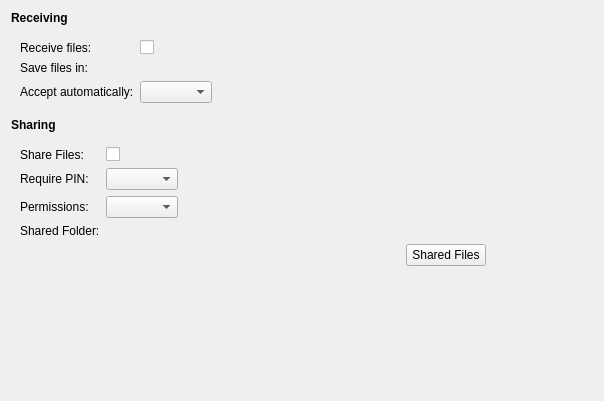
Old version of the form bluedevil/src/kcmodule/transfer.ui in the repository fluxer/kde-extraapps.
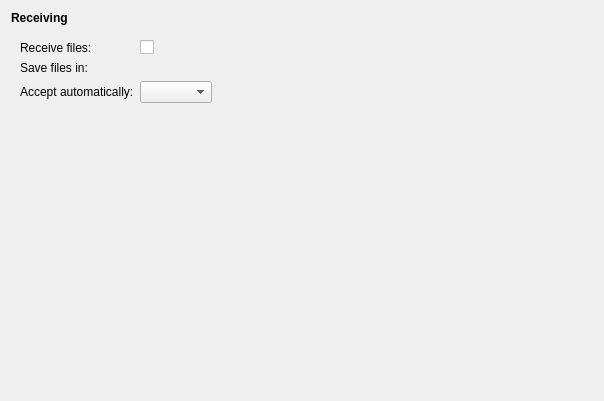
New version of the form. Custom widgets are drawn as their Qt base class.

```diff
--- a/bluedevil/src/kcmodule/transfer.ui
+++ b/bluedevil/src/kcmodule/transfer.ui
@@ -101,121 +101,6 @@
      </layout>
     </widget>
    </item>
-   <item>
-    <widget class="QLabel" name="label_8">
-     <property name="text">
-      <string>&lt;b&gt;Sharing&lt;/b&gt;</string>
-     </property>
-    </widget>
-   </item>
-   <item>
-    <widget class="QWidget" name="gridWidget2" native="true">
-     <layout class="QFormLayout" name="formLayout_2">
-      <property name="fieldGrowthPolicy">
-       <enum>QFormLayout::ExpandingFieldsGrow</enum>
-      </property>
-      <item row="0" column="0">
-       <widget class="QLabel" name="label_4">
-        <property name="text">
-         <string>Share Files:</string>
-        </property>
-        <property name="alignment">
-         <set>Qt::AlignLeading|Qt::AlignLeft|Qt::AlignVCenter</set>
-        </property>
-        <property name="buddy">
-         <cstring>kcfg_shareEnabled</cstring>
-        </property>
-       </widget>
-      </item>
-      <item row="0" column="1">
-       <widget class="QCheckBox" name="kcfg_shareEnabled">
-        <property name="text">
-         <string/>
-        </property>
-       </widget>
-      </item>
-      <item row="1" column="0">
-       <widget class="QLabel" name="label_5">
-        <property name="text">
-         <string>Require PIN:</string>
-        </property>
-        <property name="alignment">
-         <set>Qt::AlignLeading|Qt::AlignLeft|Qt::AlignVCenter</set>
-        </property>
-       </widget>
-      </item>
-      <item row="1" column="1">
-       <widget class="QComboBox" name="kcfg_requirePin"/>
-      </item>
-      <item row="2" column="0">
-       <widget class="QLabel" name="label_6">
-        <property name="text">
-         <string>Permissions:</string>
-        </property>
-        <property name="alignment">
-         <set>Qt::AlignLeading|Qt::AlignLeft|Qt::AlignVCenter</set>
-        </property>
-       </widget>
-      </item>
-      <item row="2" column="1">
-       <widget class="QComboBox" name="kcfg_allowWrite"/>
-      </item>
-      <item row="5" column="1">
-       <layout class="QHBoxLayout" name="horizontalLayout">
-        <item>
-         <spacer name="horizontalSpacer">
-          <property name="orientation">
-           <enum>Qt::Horizontal</enum>
-          </property>
-          <property name="sizeType">
-           <enum>QSizePolicy::Fixed</enum>
-          </property>
-          <property name="sizeHint" stdset="0">
-           <size>
-            <width>300</width>
-            <height>20</height>
-           </size>
-          </property>
-         </spacer>
-        </item>
-        <item>
-         <widget class="KPushButton" name="sharedFiles">
-          <property name="text">
-           <string>Shared Files</string>
-          </property>
-         </widget>
-        </item>
-       </layout>
-      </item>
-      <item row="4" column="1">
-       <widget class="KUrlRequester" name="kcfg_rootFolder">
-        <property name="sizePolicy">
-         <sizepolicy hsizetype="Fixed" vsizetype="Fixed">
-          <horstretch>0</horstretch>
-          <verstretch>0</verstretch>
-         </sizepolicy>
-        </property>
-        <property name="minimumSize">
-         <size>
-          <width>400</width>
-          <height>0</height>
-         </size>
-        </property>
-        <property name="mode">
-         <set>KFile::Directory|KFile::ExistingOnly|KFile::LocalOnly</set>
-        </property>
-       </widget>
-      </item>
-      <item row="4" column="0">
-       <widget class="QLabel" name="label_9">
-        <property name="text">
-         <string>Shared Folder:</string>
-        </property>
-       </widget>
-      </item>
-     </layout>
-    </widget>
-   </item>
    <item>
     <spacer name="verticalSpacer">
      <property name="orientation">
@@ -237,11 +122,6 @@
    <extends>QFrame</extends>
    <header>kurlrequester.h</header>
   </customwidget>
-  <customwidget>
-   <class>KPushButton</class>
-   <extends>QPushButton</extends>
-   <header>kpushbutton.h</header>
-  </customwidget>
  </customwidgets>
  <resources/>
  <connections/>
```
